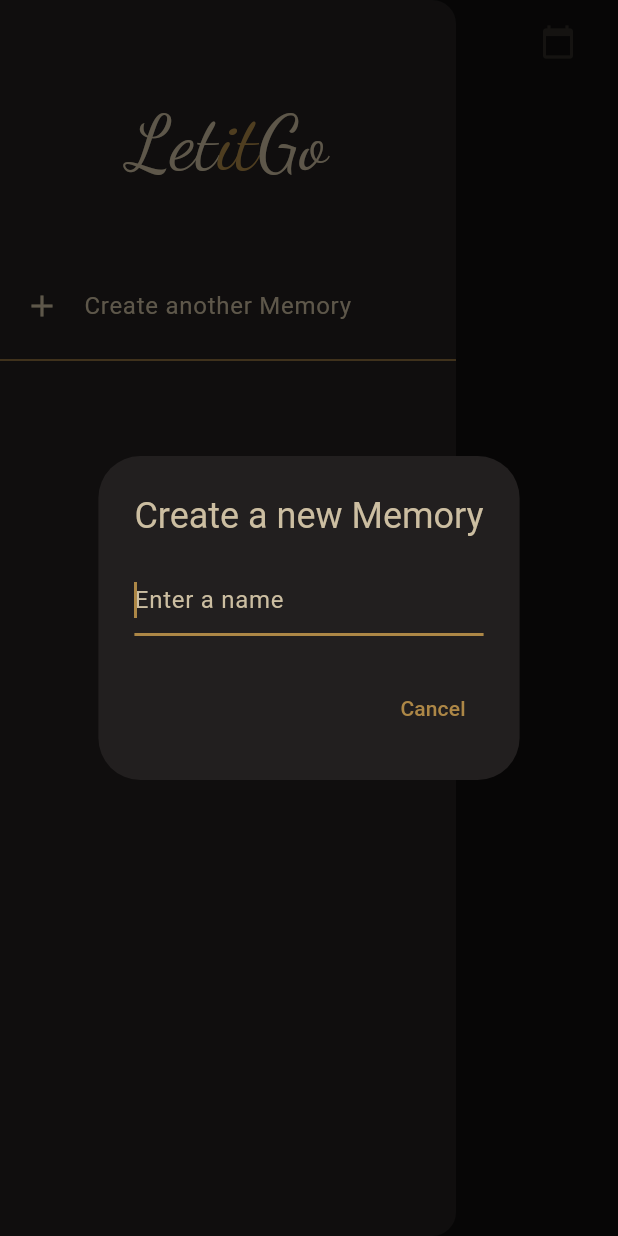
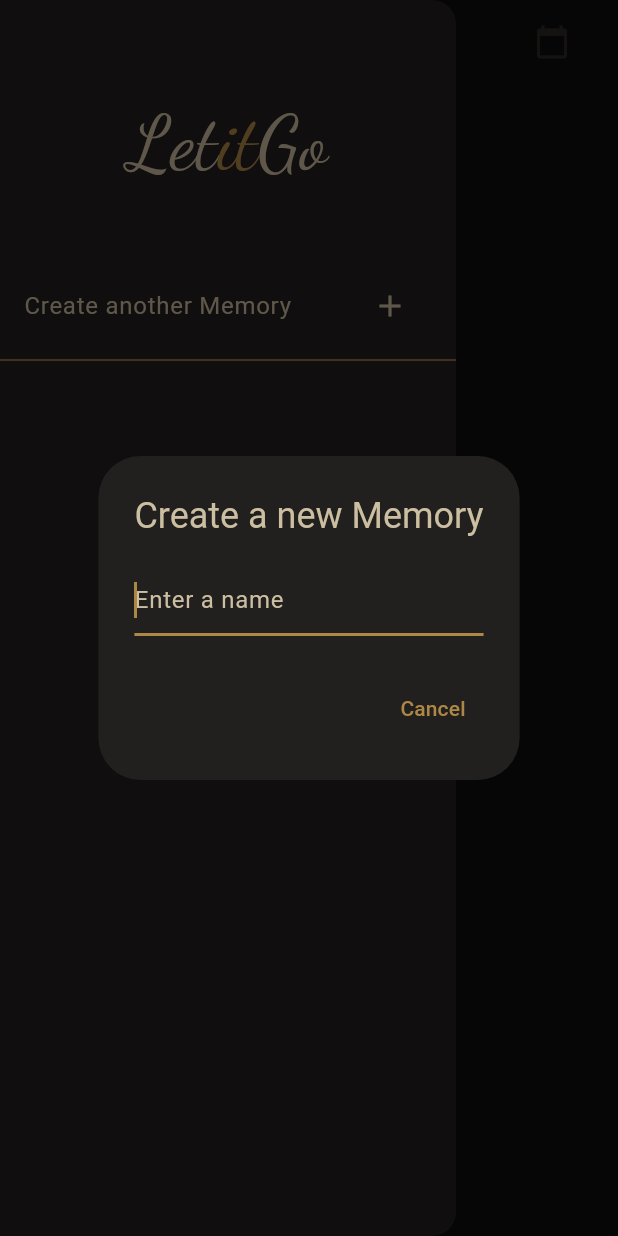
Before and after one commit to TheMR-777/just_letitgo, a Flutter app: the screen it shows after launch, in the side drawer, after a tap on "Create another Memory", on a phone screen of 412 x 824 dp. Run offline on Flutter 3.47's test engine with Material 3 defaults, Android fonts, the phone set to English and light mode, and no system bars; our stand-ins replace google_fonts, shared_preferences.

Commit message:
Changes: - Alignment adjustments of the Tile of "Create Memory". - Calendar Icon for Date Changing is now padded more.

```diff
--- a/lib/main.dart
+++ b/lib/main.dart
@@ -223,7 +223,10 @@ class _HomePageState extends State<HomePage> {
             ),
           ),
           ListTile(
-            leading: const Icon(Icons.add),
+            trailing: const Padding(
+              padding: EdgeInsets.only(right: 8.0),
+              child: Icon(Icons.add),
+            ),
             title: const Text('Create another Memory'),
             onTap: _createTracker,
           ),
@@ -259,7 +262,7 @@ class _HomePageState extends State<HomePage> {
     appBar: AppBar(
       actions: [
         Padding(
-          padding: const EdgeInsets.only(right: 16),
+          padding: const EdgeInsets.only(right: 20),
           child: IconButton(
             icon: const Icon(Icons.calendar_today),
             onPressed: _selectedIndex != null
```
